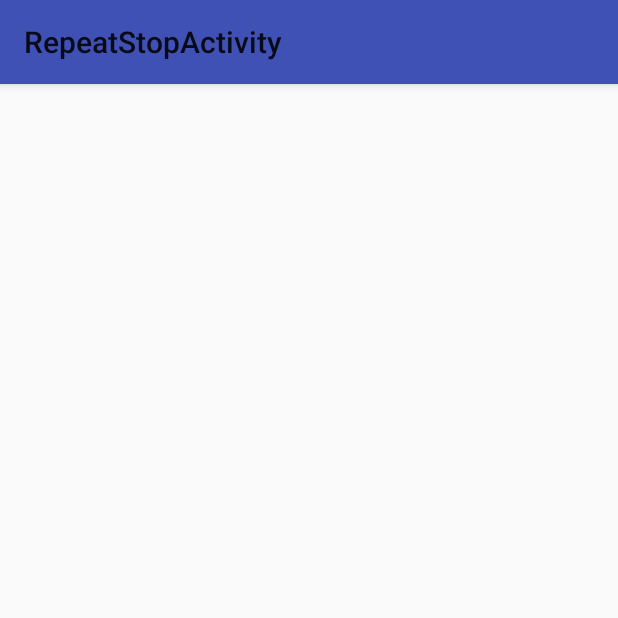
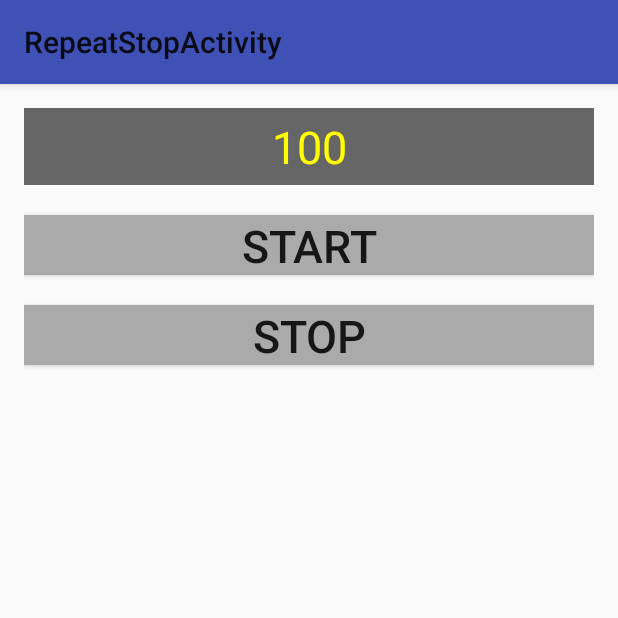
Before and after one commit to NatsumeReiko/FunAnimation, an Android app: the RepeatStopActivity screen opened directly, with no data from a screen before it, on a phone screen of 412 x 824 dp, the top half of it. Run offline under Robolectric (Android 15) with nearby library versions, the phone set to English and light mode, and no system bars.

Commit message:
add repeat stop animation

```diff
--- a/app/src/main/java/amy/com/funanimation/RepeatStopActivity.java
+++ b/app/src/main/java/amy/com/funanimation/RepeatStopActivity.java
@@ -1,13 +1,150 @@
 package amy.com.funanimation;
 
+import android.animation.Animator;
+import android.animation.AnimatorListenerAdapter;
+import android.animation.AnimatorSet;
+import android.animation.ObjectAnimator;
+import android.os.Bundle;
+import android.os.Handler;
 import android.support.v7.app.AppCompatActivity;
-import android.os.Bundle;
+import android.view.View;
+import android.widget.TextView;
+
+import java.util.concurrent.Executors;
+import java.util.concurrent.ScheduledExecutorService;
+import java.util.concurrent.ScheduledFuture;
+import java.util.concurrent.TimeUnit;
 
 public class RepeatStopActivity extends AppCompatActivity {
+    private boolean timeLeftAnimationStarted = false;
+
+    int count = 100;
+    private static final int START_ANIMATION_COUNT = 95;
+
+    private AnimatorSet timeLeftanimatorSet;
+
+    TextView countView;
+
+    private ScheduledExecutorService executor;
+
+    private ScheduledFuture<?> timeRefreshTask;
+    private Handler handler = new Handler();
+    private AnimatorListenerAdapter animatorListenerAdapter;
+
 
     @Override
     protected void onCreate(Bundle savedInstanceState) {
         super.onCreate(savedInstanceState);
         setContentView(R.layout.activity_repeat_stop);
+
+        countView = (TextView) findViewById(R.id.count_down);
+
+        makeObject();
+    }
+
+    private void makeObject() {
+        executor = Executors.newSingleThreadScheduledExecutor();
+        handler = new Handler();
+
+        ObjectAnimator animeFadeIn = ObjectAnimator.ofFloat(countView, "alpha", 0f, 1f);
+        animeFadeIn.setDuration(800);
+        ObjectAnimator animeFadeOut = ObjectAnimator.ofFloat(countView, "alpha", 1f, 0f);
+        animeFadeOut.setDuration(400);
+
+//        List<Animator> timeLeftAnimList = new ArrayList<>();
+//        timeLeftAnimList.add(animeFadeOut);
+//        timeLeftAnimList.add(animeFadeIn);
+
+        timeLeftanimatorSet = new AnimatorSet();
+        timeLeftanimatorSet.play(animeFadeIn).with(animeFadeOut).after(0);
+
+        animatorListenerAdapter = new AnimatorListenerAdapter() {
+            @Override
+            public void onAnimationCancel(Animator animation) {
+                super.onAnimationCancel(animation);
+            }
+
+            @Override
+            public void onAnimationEnd(Animator animation) {
+                super.onAnimationEnd(animation);
+                timeLeftanimatorSet.start();
+            }
+
+            @Override
+            public void onAnimationRepeat(Animator animation) {
+                super.onAnimationRepeat(animation);
+            }
+
+            @Override
+            public void onAnimationStart(Animator animation) {
+                super.onAnimationStart(animation);
+            }
+
+            @Override
+            public void onAnimationPause(Animator animation) {
+                super.onAnimationPause(animation);
+            }
+
+            @Override
+            public void onAnimationResume(Animator animation) {
+                super.onAnimationResume(animation);
+            }
+        };
+//        timeLeftanimatorSet.playSequentially(timeLeftAnimList);
+
+
+    }
+
+    public void onComponentClicked(View view) {
+        switch (view.getId()) {
+            case R.id.start: {
+                if (executor != null) {
+                    if (timeRefreshTask == null || timeRefreshTask.isCancelled()) {
+                        timeRefreshTask = executor.scheduleAtFixedRate(new Runnable() {
+                            @Override
+                            public void run() {
+                                handler.post(new Runnable() {
+                                    @Override
+                                    public void run() {
+                                        upDateCountView();
+                                    }
+                                });
+                            }
+                        }, 0, 1, TimeUnit.SECONDS);
+                    }
+                }
+            }
+            break;
+
+            case R.id.stop: {
+                timeRefreshTask.cancel(true);
+                count = 100;
+                upDateCountView();
+
+            }
+            break;
+        }
+    }
+
+    private void upDateCountView() {
+        count--;
+        countView.setText(String.valueOf(count));
+
+        if (timeLeftAnimationStarted) {
+            if (count > START_ANIMATION_COUNT) {
+                timeLeftanimatorSet.removeAllListeners();
+                timeLeftanimatorSet.end();
+                timeLeftanimatorSet.cancel();
+                timeLeftAnimationStarted = false;
+            }
+        } else {
+            if (count <= START_ANIMATION_COUNT) {
+                timeLeftanimatorSet.addListener(animatorListenerAdapter);
+                timeLeftanimatorSet.start();
+                timeLeftAnimationStarted = true;
+            }
+        }
+
+
     }
 }
--- a/app/src/main/res/layout/activity_repeat_stop.xml
+++ b/app/src/main/res/layout/activity_repeat_stop.xml
@@ -1,12 +1,46 @@
 <?xml version="1.0" encoding="utf-8"?>
-<RelativeLayout xmlns:android="http://schemas.android.com/apk/res/android"
+<LinearLayout xmlns:android="http://schemas.android.com/apk/res/android"
     xmlns:tools="http://schemas.android.com/tools"
     android:layout_width="match_parent"
     android:layout_height="match_parent"
+    android:orientation="vertical"
     android:paddingBottom="@dimen/activity_vertical_margin"
     android:paddingLeft="@dimen/activity_horizontal_margin"
     android:paddingRight="@dimen/activity_horizontal_margin"
     android:paddingTop="@dimen/activity_vertical_margin"
     tools:context="amy.com.funanimation.RepeatStopActivity">
 
-</RelativeLayout>
+    <TextView
+        android:id="@+id/count_down"
+        android:layout_width="match_parent"
+        android:layout_height="wrap_content"
+        android:background="#666"
+        android:padding="5dp"
+        android:gravity="center"
+        android:text="100"
+        android:textColor="#ff0"
+        android:textSize="30sp" />
+
+    <Button
+        android:id="@+id/start"
+        android:onClick="onComponentClicked"
+        android:layout_width="match_parent"
+        android:layout_height="40dp"
+        android:layout_marginTop="20dp"
+        android:background="#aaa"
+        android:gravity="center"
+        android:text="start"
+        android:textSize="30sp" />
+
+    <Button
+        android:id="@+id/stop"
+        android:onClick="onComponentClicked"
+        android:layout_width="match_parent"
+        android:layout_height="40dp"
+        android:layout_marginTop="20dp"
+        android:background="#aaa"
+        android:gravity="center"
+        android:text="stop"
+        android:textSize="30sp" />
+
+</LinearLayout>
```
